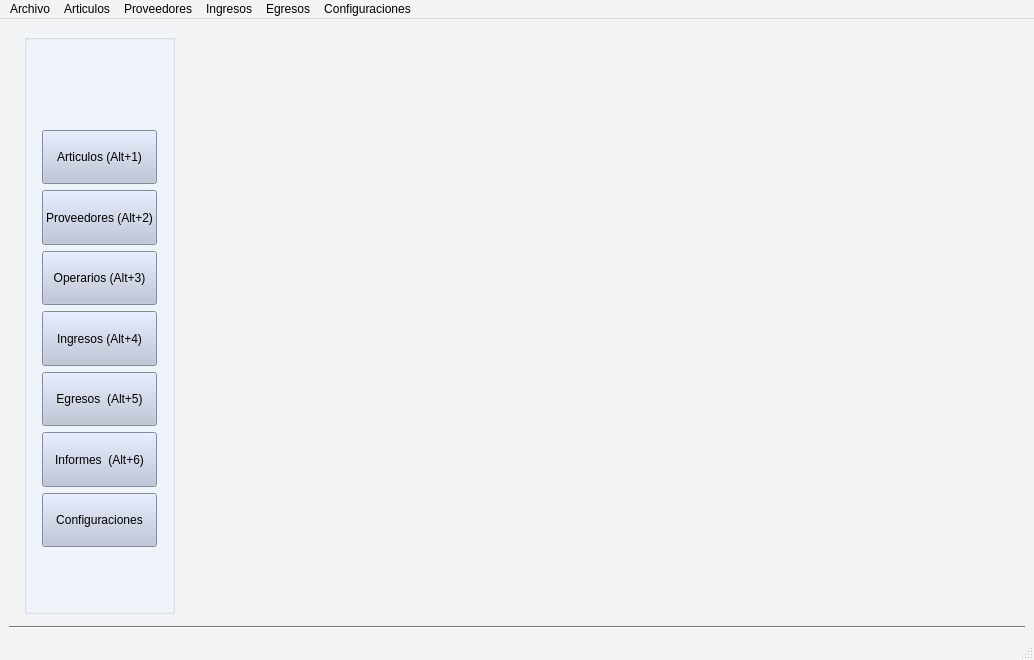
The window that Vistas/gui/main.ui (Lonaris/Corupel) describes before a commit, drawn with Qt 5.
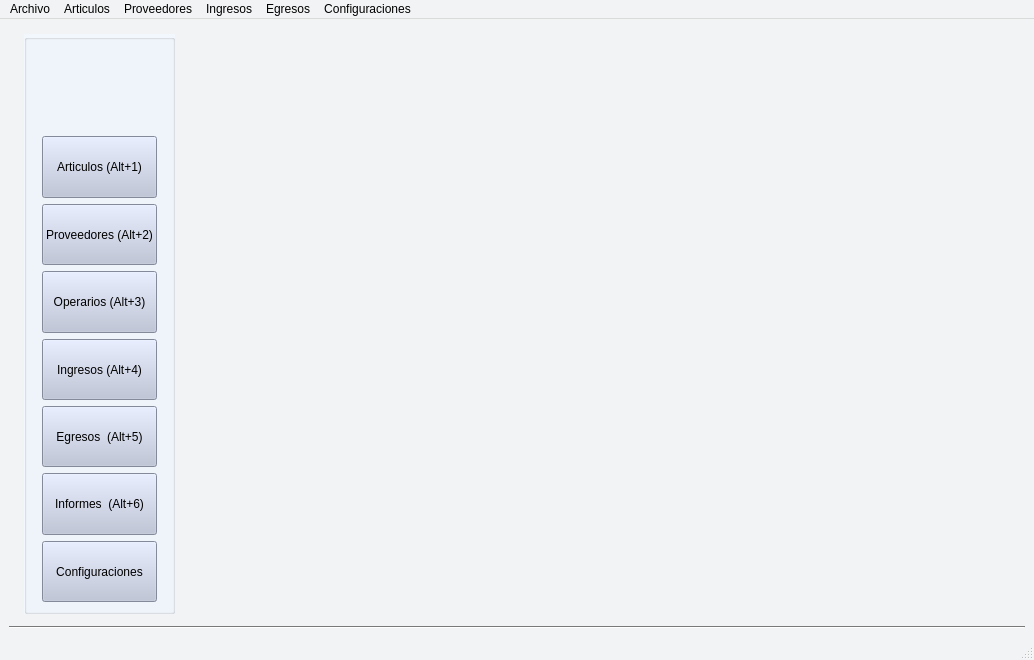
The same window after the commit. Icons and pictures are not drawn.

Diff of the .ui file:
```diff
--- a/Vistas/gui/main.ui
+++ b/Vistas/gui/main.ui
@@ -476,19 +476,6 @@
          <property name="rightMargin">
           <number>15</number>
          </property>
-         <item row="9" column="0">
-          <spacer name="verticalSpacer">
-           <property name="orientation">
-            <enum>Qt::Vertical</enum>
-           </property>
-           <property name="sizeHint" stdset="0">
-            <size>
-             <width>20</width>
-             <height>40</height>
-            </size>
-           </property>
-          </spacer>
-         </item>
          <item row="0" column="0">
           <widget class="QLabel" name="label_logo">
            <property name="sizePolicy">
```
Left out of the diff: 72 changed lines with no effect on the pictures.
